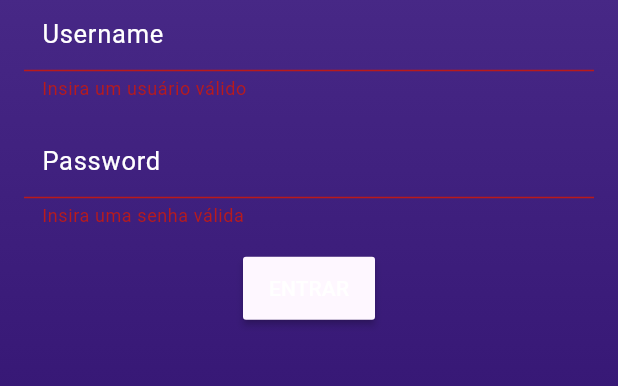
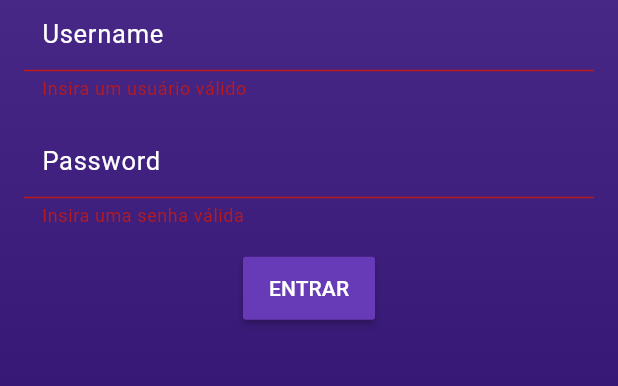
Before and after one commit to kauemurakami/sw_test, a Flutter app: the screen it shows after launch, after a tap on "ENTRAR", on a phone screen of 412 x 824 dp, the part 572-958 px from its top. Run offline on Flutter 3.47's test engine with Material 3 defaults, Android fonts, the phone set to English and light mode, and no system bars; our stand-ins replace flutter_secure_storage, get_it.

```diff
--- /dev/null
+++ b/lib/constants/keys.dart
@@ -0,0 +1,5 @@
+//sec storage keys
+abstract class AppKeys {
+  static final String aToken = 'access_token';
+  static final String rToken = 'refresh_token';
+}
--- a/lib/models/auth.dart
+++ b/lib/models/auth.dart
@@ -1,5 +1,5 @@
 class Auth {
-  String? accessToken, tokenType, refreshToken, scope, grantType, clientId, username, password;
+  String? accessToken, tokenType, refreshToken, scope;
   int? expiresIn;
 
   Auth({
@@ -8,10 +8,6 @@ class Auth {
     this.tokenType,
     this.refreshToken,
     this.scope,
-    this.grantType,
-    this.clientId,
-    this.username,
-    this.password,
   });
 
   factory Auth.fromJson(Map<String, dynamic> json) => Auth(
@@ -20,10 +16,6 @@ class Auth {
         tokenType: json["token_type"],
         refreshToken: json["refresh_token"],
         scope: json["scope"],
-        grantType: json["grant_type"],
-        clientId: json["client_id"],
-        username: json["username"],
-        password: json["password"],
       );
 
   Map<String, dynamic> toJson() => {
@@ -32,9 +24,5 @@ class Auth {
         "token_type": tokenType,
         "refresh_token": refreshToken,
         "scope": scope,
-        "grant_type": grantType,
-        "client_id": clientId,
-        "username": username,
-        "password": password,
       };
 }
--- /dev/null
+++ b/lib/models/auth_request.dart
@@ -0,0 +1,27 @@
+class AuthRequest {
+  String? grantType;
+  String? clientId;
+  String? username;
+  String? password;
+
+  AuthRequest({
+    this.grantType,
+    this.clientId,
+    this.username,
+    this.password,
+  });
+
+  factory AuthRequest.fromJson(Map<String, dynamic> json) => AuthRequest(
+        grantType: json["grant_type"],
+        clientId: json["client_id"],
+        username: json["username"],
+        password: json["password"],
+      );
+
+  Map<String, dynamic> toJson() => {
+        "grant_type": grantType,
+        "client_id": clientId,
+        "username": username,
+        "password": password,
+      };
+}
--- a/lib/repository/login_repository.dart
+++ b/lib/repository/login_repository.dart
@@ -1,4 +1,5 @@
 import 'package:sw_teste/models/auth.dart';
+import 'package:sw_teste/models/auth_request.dart';
 import 'package:sw_teste/models/either.dart';
 import 'package:sw_teste/models/error.dart';
 import 'package:sw_teste/services/api.dart';
@@ -10,5 +11,5 @@ class LoginRepository {
     //GET
   }
 
-  Future<Either<AppError, Auth>> login(Auth auth) async => api.login(auth);
+  Future<Either<AppError, Auth>> login(AuthRequest auth) async => api.login(auth);
 }
--- a/lib/services/auth.dart
+++ b/lib/services/auth.dart
@@ -1,3 +1,13 @@
 import 'package:flutter/material.dart';
+import 'package:flutter_secure_storage/flutter_secure_storage.dart';
+import 'package:sw_teste/constants/keys.dart';
 
-class AuthService with ChangeNotifier {}
+class AuthService with ChangeNotifier {
+  final storage = FlutterSecureStorage(
+    aOptions: AndroidOptions(encryptedSharedPreferences: true),
+  );
+  Future<void> saveTokens(String accessToken, String refreshToken) async {
+    await storage.write(key: AppKeys.aToken, value: accessToken);
+    await storage.write(key: AppKeys.rToken, value: refreshToken);
+  }
+}
--- a/lib/view_model/login.dart
+++ b/lib/view_model/login.dart
@@ -1,5 +1,6 @@
 import 'package:flutter/material.dart';
 import 'package:sw_teste/models/auth.dart';
+import 'package:sw_teste/models/auth_request.dart';
 import 'package:sw_teste/models/either.dart';
 import 'package:sw_teste/models/error.dart';
 import 'package:sw_teste/repository/login_repository.dart';
@@ -8,12 +9,22 @@ import 'package:sw_teste/services/setup_locator.dart';
 
 class LoginController with ChangeNotifier {
   final LoginRepository repository = LoginRepository();
-  ValueNotifier<Auth> auth = ValueNotifier(Auth());
-
+  ValueNotifier<AuthRequest> auth = ValueNotifier(AuthRequest(
+    grantType: "password",
+    clientId: "user",
+  ));
   ValueNotifier<AuthService> authService = ValueNotifier(getIt<AuthService>());
+  ValueNotifier<bool> load = ValueNotifier(false);
 
   Future<Either<AppError, Auth>> login() async {
+    load.value = true;
+    notifyListeners();
     Either<AppError, Auth> result = await repository.login(auth.value);
+    result.fold((error) {}, (Auth auth) async {
+      await authService.value.saveTokens(auth.accessToken!, auth.refreshToken!);
+    });
+    load.value = false;
+    notifyListeners();
     return result;
   }
 
--- a/lib/views/login/login_view.dart
+++ b/lib/views/login/login_view.dart
@@ -49,6 +49,7 @@ class LoginPage extends StatelessWidget {
                           onValidate: (String value) => controller.validatePassword(value),
                         ),
                         DefaultButton(
+
                           callback: () async {
                             if (_formKey.currentState!.validate()) {
                               final Either<AppError, Auth> result = await controller.login();
--- a/lib/widgets/default_button.dart
+++ b/lib/widgets/default_button.dart
@@ -20,7 +20,7 @@ class DefaultButton extends StatelessWidget {
       child: MaterialButton(
         minWidth: width,
         height: height ?? 42.0,
-        color: Theme.of(context).buttonTheme.colorScheme?.surface,
+        color: Colors.deepPurple,
         onPressed: callback,
         child: Text(
           text,
--- a/lib/widgets/tff.dart
+++ b/lib/widgets/tff.dart
@@ -21,6 +21,7 @@ class Tff extends StatelessWidget {
   @override
   Widget build(BuildContext context) {
     return TextFormField(
+      style: TextStyle(color: Colors.white),
       obscureText: obscureText ?? false,
       initialValue: initialValue,
       onSaved: (v) => onSaved!(v!),
```
Also changed, not shown: lib/services/api.dart (+8 -3 lines), 2 other files.
